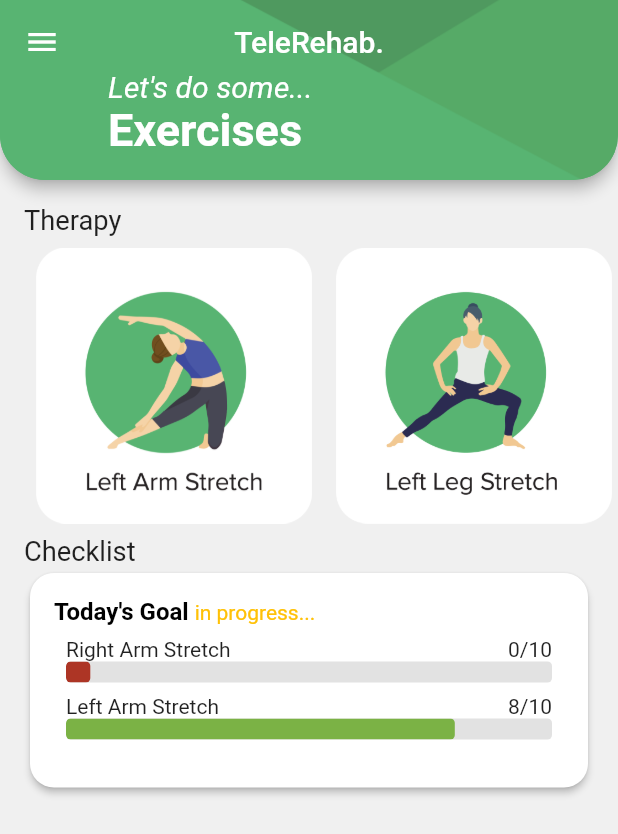
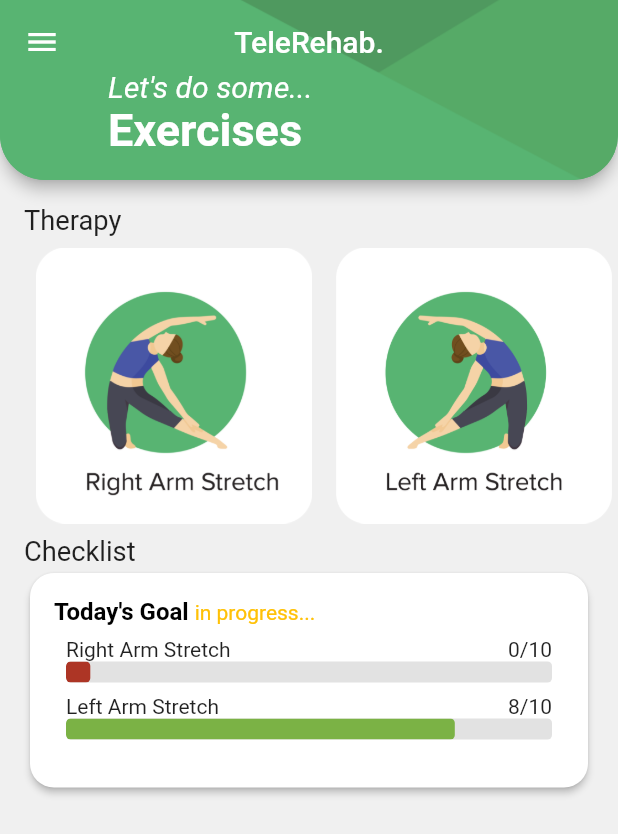
Before and after one commit to ibramir/tele_rehabilitation, a Flutter app: the ExercisesScreen screen opened directly, on a phone screen of 412 x 824 dp. Shown: the top 834 px of the screen. Run offline on Flutter 3.47's test engine with Material 2 defaults, Android fonts, the phone set to English and light mode, and no system bars; our stand-ins replace charts_flutter, dio, hive, permission_handler, shared_preferences; missing offline and left inert: body_detection, flame, flame_audio; accounts and stored records are empty; Roboto replaces fonts that are missing (din, proxima_ssv).

Commit message:
Exercise now extends ChangeNotifier allowing for listeners to subscribe for changes to "done" ExerciseController is now a singleton and keeps a list of the day's exercises in memory ExercisesScreen displays a list of buttons for the day's exercises only Histogram now gets current week progress only

```diff
--- a/lib/model/exercise.dart
+++ b/lib/model/exercise.dart
@@ -1,16 +1,33 @@
-class Exercise {
-  String id;
-  DateTime date;
-  String type;
-  int count;
-  int done;
+import 'package:flutter/material.dart';
 
-  Exercise(this.id, this.date, this.type, this.count, this.done);
+class Exercise extends ChangeNotifier {
+  final String _id;
+  final DateTime _date;
+  final String _type;
+  final int _count;
+  int _done;
+
+  String get id => _id;
+
+  DateTime get date => _date;
+
+  String get type => _type;
+
+  int get count => _count;
+
+  int get done => _done;
+
+  set done(int value) {
+    _done = value;
+    notifyListeners();
+  }
+
+  Exercise(this._id, this._date, this._type, this._count, this._done);
 
   Exercise.fromJson(Map<String, dynamic> json)
-      : id = json['_id'],
-        date = DateTime.parse(json['date']),
-        type = json['type'],
-        count = json['count'],
-        done = json['done'];
+      : _id = json['_id'],
+        _date = DateTime.parse(json['date']),
+        _type = json['type'],
+        _count = json['count'],
+        _done = json['done'];
 }
--- a/lib/repositories/remote_exercise_repository.dart
+++ b/lib/repositories/remote_exercise_repository.dart
@@ -24,12 +24,13 @@ class RemoteExerciseRepository extends ExerciseRepository {
   @override
   Future<List<Exercise>> getDayExercises() async {
     DateTime startDate = DateTime.now().dayOnly();
-    DateTime endDate = startDate.addDay();
+    DateTime endDate = startDate.endOfDay();
     return getExercises(startDate, endDate);
   }
 
   @override
-  Future<List<Exercise>> getExercises(DateTime? startDate, DateTime? endDate) async {
+  Future<List<Exercise>> getExercises(
+      DateTime? startDate, DateTime? endDate) async {
     Response response = await _apiClient.getRecords(_historyId,
         startDate: startDate, endDate: endDate);
     List<Map<String, dynamic>> records = response.data['records'];
--- a/lib/screens/exercises_screen.dart
+++ b/lib/screens/exercises_screen.dart
@@ -1,10 +1,11 @@
 import 'package:flutter/material.dart';
+import 'package:tele_rehabilitation/exercises/ExerciseView.dart';
 import 'package:tele_rehabilitation/utils/exercise_controller.dart';
 import 'package:tele_rehabilitation/utils/widget_factory.dart';
 import 'package:tele_rehabilitation/widgets/checklist.dart';
 import 'package:tele_rehabilitation/widgets/default_app_bar.dart';
 import 'package:tele_rehabilitation/widgets/main_drawer.dart';
-import 'package:tele_rehabilitation/exercises/ExerciseView.dart';
+
 import '../model/exercise.dart';
 
 class ExercisesScreen extends StatelessWidget {
@@ -46,7 +47,7 @@ class ExercisesScreen extends StatelessWidget {
       body: Container(
         margin: const EdgeInsets.all(16),
         child: FutureBuilder(
-          future: _controller.getDayExercises(),
+          future: _controller.fetchDayExercises(),
           builder:
               (BuildContext context, AsyncSnapshot<List<Exercise>> snapshot) {
             if (snapshot.hasData) {
@@ -60,31 +61,7 @@ class ExercisesScreen extends StatelessWidget {
                       child: ListView(
                         clipBehavior: Clip.none,
                         scrollDirection: Axis.horizontal,
-                        children: [
-                          Container(
-                            margin: const EdgeInsets.all(8),
-                            child: GestureDetector(
-                              onTap: () => {
-                                  Navigator.push(
-                                  context,
-                                  MaterialPageRoute(builder: (context) => const ExerciseView()) )
-                                },
-                              child: Image.asset('assets/exercise-icon5.png',
-                                  fit: BoxFit.fill),
-                            ),
-                          ),
-                          Container(
-                            margin: const EdgeInsets.all(8),
-                            child: GestureDetector(
-                            onTap: () => {
-                              Navigator.push(
-                                  context,
-                                  MaterialPageRoute(builder: (context) => const ExerciseView()) )},
-                              child: Image.asset('assets/exercise-icon4.png',
-                                  fit: BoxFit.fill),
-                            ),
-                          )
-                        ],
+                        children: _getButtons(context, snapshot.data),
                       )),
                   const Text('Checklist', textScaleFactor: 1.3),
                   WidgetFactory.card(
@@ -102,4 +79,106 @@ class ExercisesScreen extends StatelessWidget {
       drawer: const MainDrawer(),
     );
   }
+
+  List<Widget> _getButtons(BuildContext context, List<Exercise>? dayExercises) {
+    List<Widget> ret = [];
+    if (dayExercises == null || dayExercises.isEmpty) {
+      ret.add(const Center(
+        child: Text('No exercises today'),
+      ));
+      return ret;
+    }
+    for (final e in dayExercises) {
+      // TODO pass exercise e to ExerciseView
+      Widget button;
+      switch (e.type) {
+        case 'Left Arm Stretch':
+          {
+            button = Container(
+              margin: const EdgeInsets.all(8),
+              child: GestureDetector(
+                onTap: () => {
+                  Navigator.push(
+                      context,
+                      MaterialPageRoute(
+                          builder: (context) => const ExerciseView()))
+                },
+                child:
+                    Image.asset('assets/exercise-icon5.png', fit: BoxFit.fill),
+              ),
+            );
+          }
+          break;
+        case 'Right Arm Stretch':
+          {
+            button = Container(
+              margin: const EdgeInsets.all(8),
+              child: GestureDetector(
+                onTap: () => {
+                  Navigator.push(
+                      context,
+                      MaterialPageRoute(
+                          builder: (context) => const ExerciseView()))
+                },
+                child:
+                    Image.asset('assets/exercise-icon3.png', fit: BoxFit.fill),
+              ),
+            );
+          }
+          break;
+        case 'Left Elbow Bend':
+          {
+            button = Container(
+              margin: const EdgeInsets.all(8),
+              child: GestureDetector(
+                onTap: () => {
+                  Navigator.push(
+                      context,
+                      MaterialPageRoute(
+                          builder: (context) => const ExerciseView()))
+                },
+                child:
+                    Image.asset('assets/left-elbow-bend.png', fit: BoxFit.fill),
+              ),
+            );
+          }
+          break;
+        case 'Right Elbow Bend':
+          {
+            button = Container(
+              margin: const EdgeInsets.all(8),
+              child: GestureDetector(
+                onTap: () => {
+                  Navigator.push(
+                      context,
+                      MaterialPageRoute(
+                          builder: (context) => const ExerciseView()))
+                },
+                child: Image.asset('assets/right-elbow-bend.png',
+                    fit: BoxFit.fill),
+              ),
+            );
+          }
+          break;
+        default:
+          {
+            button = Container(
+              margin: const EdgeInsets.all(8),
+              child: GestureDetector(
+                onTap: () => {
+                  Navigator.push(
+                      context,
+                      MaterialPageRoute(
+                          builder: (context) => const ExerciseView()))
+                },
+                child:
+                    Image.asset('assets/exercise-icon1.png', fit: BoxFit.fill),
+              ),
+            );
+          }
+      }
+      ret.add(button);
+    }
+    return ret;
+  }
 }
--- a/lib/screens/game_screen.dart
+++ b/lib/screens/game_screen.dart
@@ -86,7 +86,7 @@ class GameScreen extends StatelessWidget {
           },
         ),
       ),
-      drawer: MainDrawer(),
+      drawer: const MainDrawer(),
     );
   }
 }
--- a/lib/screens/home_screen.dart
+++ b/lib/screens/home_screen.dart
@@ -50,7 +50,7 @@ class HomeScreen extends StatelessWidget {
       body: Container(
         margin: const EdgeInsets.all(16),
         child: FutureBuilder(
-          future: _controller.getAllExercises(),
+          future: _controller.fetchWeekExercises(),
           builder:
               (BuildContext context, AsyncSnapshot<List<Exercise>> snapshot) {
             if (snapshot.hasData) {
@@ -88,7 +88,8 @@ class HomeScreen extends StatelessWidget {
                                 Navigator.push(
                                     context,
                                     MaterialPageRoute(
-                                        builder: (context) => ExercisesScreen()))
+                                        builder: (context) =>
+                                            ExercisesScreen()))
                               },
                               child: Image.asset('assets/Dashboard-button2.png',
                                   fit: BoxFit.fill),
--- a/lib/utils/helpers.dart
+++ b/lib/utils/helpers.dart
@@ -7,7 +7,7 @@ extension DateExtension on DateTime {
     return DateTime(year, month, day);
   }
 
-  DateTime addDay() {
+  DateTime endOfDay() {
     return add(
         const Duration(hours: 23, minutes: 59, seconds: 59, milliseconds: 999));
   }
```
Also changed, not shown: lib/utils/exercise_controller.dart (+33 -4 lines).
